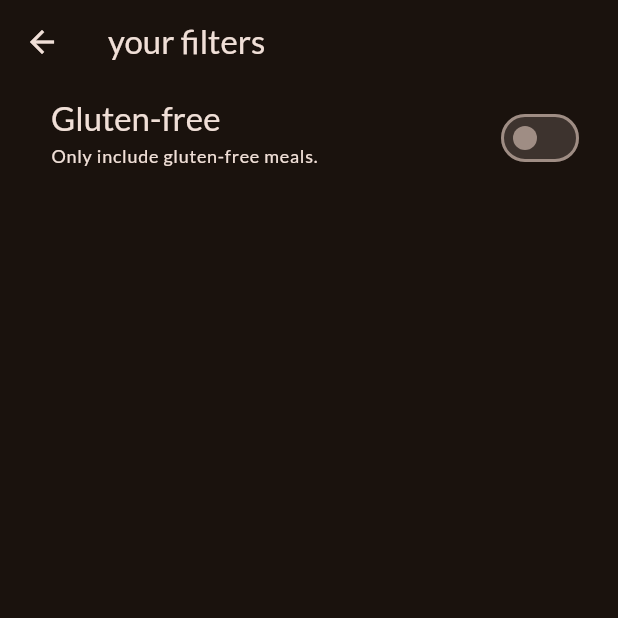
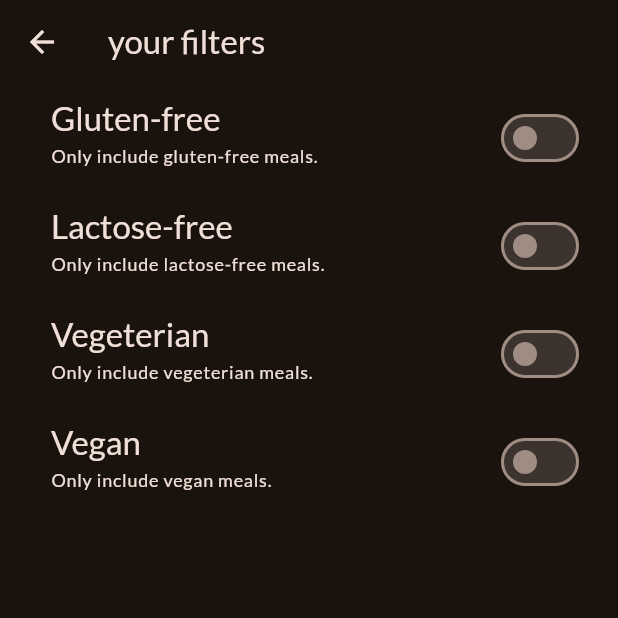
Before and after one commit to anowakowski/FlutterProjectsTests, a Flutter app: the FiltersScreen screen opened directly, on a phone screen of 412 x 824 dp, the top half of it. Run offline on Flutter 3.47's test engine with Material 3 defaults, Android fonts, the phone set to English and light mode, and no system bars; our stand-ins replace google_fonts, transparent_image.

Commit message:
added next part of filters functionality

```diff
--- a/multi_screen_navigation_meals_app/lib/screens/categories.dart
+++ b/multi_screen_navigation_meals_app/lib/screens/categories.dart
@@ -7,11 +7,12 @@ import 'package:multi_screen_navigation_meals_app/screens/meals.dart';
 import 'package:multi_screen_navigation_meals_app/widgets/cateogry_grid_item.dart';
 
 class CategoiresScreen extends StatelessWidget {
-  const CategoiresScreen({super.key, required this.onTaggleFav});
+  const CategoiresScreen({super.key, required this.onTaggleFav, required this.availbleMeals});
   final void Function(Meal meal) onTaggleFav;
+  final List<Meal> availbleMeals;
 
   void _selectCategory(BuildContext context, Category category) {
-    final meals = dummyMeals.where((meal) => meal.categories.contains(category.id)).toList();
+    final meals = availbleMeals.where((meal) => meal.categories.contains(category.id)).toList();
     MaterialPageRoute materialPageRoute = MaterialPageRoute(
       builder: (ctx) =>
         MealsScreen(
--- a/multi_screen_navigation_meals_app/lib/screens/filters.dart
+++ b/multi_screen_navigation_meals_app/lib/screens/filters.dart
@@ -1,4 +1,11 @@
 import 'package:flutter/material.dart';
+
+enum Filter {
+  glutenFree,
+  lactoseFree,
+  vegetarian,
+  vegan
+}
 
 class FiltersScreen extends StatefulWidget {
   const FiltersScreen({super.key});
@@ -12,7 +19,9 @@ class FiltersScreen extends StatefulWidget {
 
 class _FiltersScreenState extends State<FiltersScreen> {
   var _glutenFreeFilterSet = false;
-
+  var _lcatoseFreeFilterSet = false;
+  var _vegetarianFilterSet = false;
+  var _veganFilterSet = false;
 
   @override
   Widget build(BuildContext context) {
@@ -26,7 +35,18 @@ class _FiltersScreenState extends State<FiltersScreen> {
       //     Navigator.of(context).pushReplacement(MaterialPageRoute(builder: (ctx) => const TabsScreen()));
       //   }
       // }),
-      body: Column(
+      body: WillPopScope(
+        onWillPop: () async {
+          Navigator.of(context).pop({
+            Filter.glutenFree: _glutenFreeFilterSet,
+            Filter.lactoseFree: _lcatoseFreeFilterSet,
+            Filter.vegetarian: _vegetarianFilterSet,
+            Filter.vegan: _veganFilterSet,
+          });
+
+          return false;
+        },
+        child: Column(
           children: [
             SwitchListTile(
               value: _glutenFreeFilterSet,
@@ -49,8 +69,75 @@ class _FiltersScreenState extends State<FiltersScreen> {
               ),
               activeColor: Theme.of(context).colorScheme.tertiary,
               contentPadding: const EdgeInsets.only(left: 34, right: 22),
+            ),
+            SwitchListTile(
+              value: _lcatoseFreeFilterSet,
+              onChanged: (isChecked) {
+                setState(() {
+                  _lcatoseFreeFilterSet = isChecked;
+                });
+              },
+              title: Text(
+                'Lactose-free',
+                style: Theme.of(context).textTheme.titleLarge!.copyWith(
+                  color: Theme.of(context).colorScheme.onBackground
+                ),
+              ),
+              subtitle: Text(
+                'Only include lactose-free meals.',
+                style: Theme.of(context).textTheme.labelMedium!.copyWith(
+                  color: Theme.of(context).colorScheme.onBackground
                 )
+              ),
+              activeColor: Theme.of(context).colorScheme.tertiary,
+              contentPadding: const EdgeInsets.only(left: 34, right: 22),
+            ),
+            SwitchListTile(
+              value: _vegetarianFilterSet,
+              onChanged: (isChecked) {
+                setState(() {
+                  _vegetarianFilterSet = isChecked;
+                });
+              },
+              title: Text(
+                'Vegeterian',
+                style: Theme.of(context).textTheme.titleLarge!.copyWith(
+                  color: Theme.of(context).colorScheme.onBackground
+                ),
+              ),
+              subtitle: Text(
+                'Only include vegeterian meals.',
+                style: Theme.of(context).textTheme.labelMedium!.copyWith(
+                  color: Theme.of(context).colorScheme.onBackground
+                )
+              ),
+              activeColor: Theme.of(context).colorScheme.tertiary,
+              contentPadding: const EdgeInsets.only(left: 34, right: 22),
+            ),
+                      SwitchListTile(
+              value: _veganFilterSet,
+              onChanged: (isChecked) {
+                setState(() {
+                  _veganFilterSet = isChecked;
+                });
+              },
+              title: Text(
+                'Vegan',
+                style: Theme.of(context).textTheme.titleLarge!.copyWith(
+                  color: Theme.of(context).colorScheme.onBackground
+                ),
+              ),
+              subtitle: Text(
+                'Only include vegan meals.',
+                style: Theme.of(context).textTheme.labelMedium!.copyWith(
+                  color: Theme.of(context).colorScheme.onBackground
+                )
+              ),
+              activeColor: Theme.of(context).colorScheme.tertiary,
+              contentPadding: const EdgeInsets.only(left: 34, right: 22),
+            ),
           ],
+        ),
       ),
     );
   }
```
Also changed, not shown: multi_screen_navigation_meals_app/lib/screens/tabs.dart (+35 -5 lines). Lines whose indentation alone changed are shown as unchanged.
